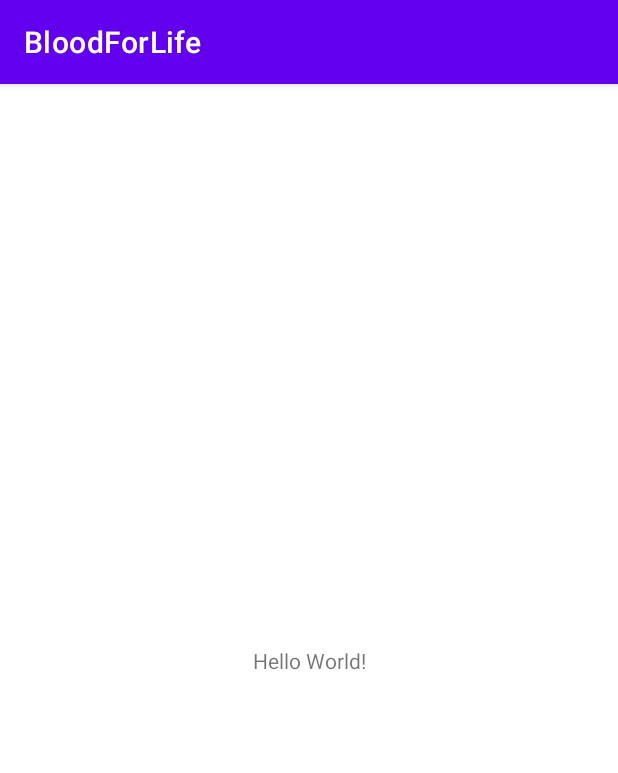
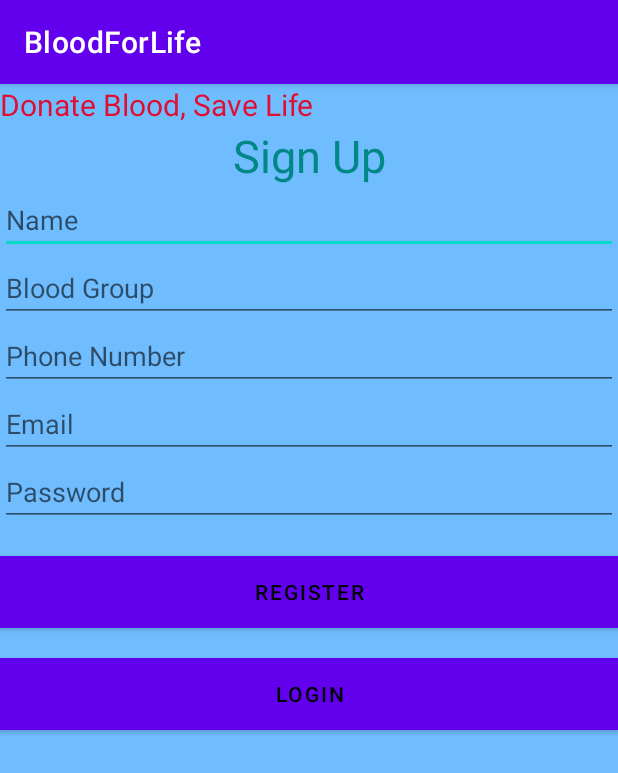
Before and after one commit to Paprii/Blood-Donation, an Android app: the screen it shows after launch (MainActivity), on a phone screen of 412 x 824 dp. Shown: the top 773 px of the screen. Run offline under Robolectric (Android 15) with nearby library versions, the phone set to English and light mode, and no system bars.

Commit message:
SignUp page XML completed

```diff
--- a/app/src/main/res/layout/activity_main.xml
+++ b/app/src/main/res/layout/activity_main.xml
@@ -1,18 +1,89 @@
 <?xml version="1.0" encoding="utf-8"?>
-<androidx.constraintlayout.widget.ConstraintLayout xmlns:android="http://schemas.android.com/apk/res/android"
+<LinearLayout xmlns:android="http://schemas.android.com/apk/res/android"
     xmlns:app="http://schemas.android.com/apk/res-auto"
     xmlns:tools="http://schemas.android.com/tools"
     android:layout_width="match_parent"
     android:layout_height="match_parent"
+    android:background="#6FBCFF"
+    android:orientation="vertical"
     tools:context=".MainActivity">
 
     <TextView
-        android:layout_width="wrap_content"
+
+        android:layout_width="match_parent"
         android:layout_height="wrap_content"
-        android:text="Hello World!"
-        app:layout_constraintBottom_toBottomOf="parent"
-        app:layout_constraintLeft_toLeftOf="parent"
-        app:layout_constraintRight_toRightOf="parent"
-        app:layout_constraintTop_toTopOf="parent" />
+        android:text="Donate Blood, Save Life"
+        android:fontFamily="sans-serif"
+        android:textColor="@color/red"
+        android:textSize="20sp"
+        />
+    <TextView
 
-</androidx.constraintlayout.widget.ConstraintLayout>
+        android:layout_width="match_parent"
+        android:layout_height="wrap_content"
+        android:text="Sign Up"
+        android:fontFamily="sans-serif"
+        android:textColor="@color/teal_700"
+        android:textSize="30sp"
+        android:gravity="center"
+        />
+
+    <EditText
+        android:id="@+id/activity_main_et_name"
+        android:layout_width="match_parent"
+        android:layout_height="wrap_content"
+        android:hint="Name"
+        />
+    <EditText
+        android:id="@+id/activity_main_et_bloodgroup"
+        android:layout_width="match_parent"
+        android:layout_height="wrap_content"
+        android:hint="Blood Group"
+        />
+    <EditText
+        android:id="@+id/activity_main_et_phonenumber"
+        android:layout_width="match_parent"
+        android:layout_height="wrap_content"
+        android:hint="Phone Number"
+        />
+    <EditText
+        android:id="@+id/activity_main_et_email"
+        android:layout_width="match_parent"
+        android:layout_height="wrap_content"
+        android:hint="Email"
+        />
+    <EditText
+        android:id="@+id/activity_main_et_password"
+        android:layout_width="match_parent"
+        android:layout_height="wrap_content"
+        android:hint="Password"
+        />
+
+    <Button
+        android:id="@+id/activity_main_btn_register"
+        android:layout_width="match_parent"
+        android:layout_height="wrap_content"
+        android:layout_marginTop="20dp"
+        android:text="Register"
+        android:textAllCaps="true"
+        android:background="@color/black"
+        android:textColor="#000000"/>
+
+    <Button
+        android:id="@+id/activity_main_btn_login"
+        android:layout_width="match_parent"
+        android:layout_height="wrap_content"
+        android:layout_marginTop="20dp"
+        android:text="Login"
+        android:textAllCaps="true"
+        android:background="@color/black"
+        android:textColor="#000000"/>
+
+
+
+
+
+
+
+
+</LinearLayout>
--- a/app/src/main/res/values/colors.xml
+++ b/app/src/main/res/values/colors.xml
@@ -7,4 +7,6 @@
     <color name="teal_700">#FF018786</color>
     <color name="black">#FF000000</color>
     <color name="white">#FFFFFFFF</color>
+    <color name="blue">#A52CF6</color>
+    <color name="red">#E10E31</color>
 </resources>
```
